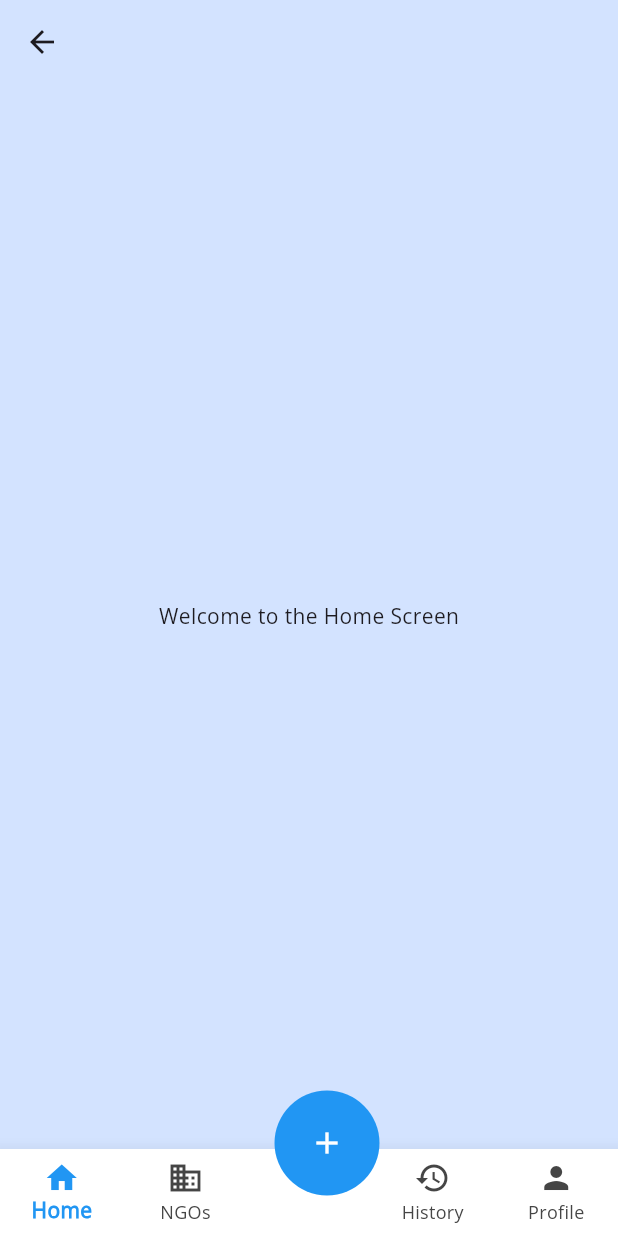
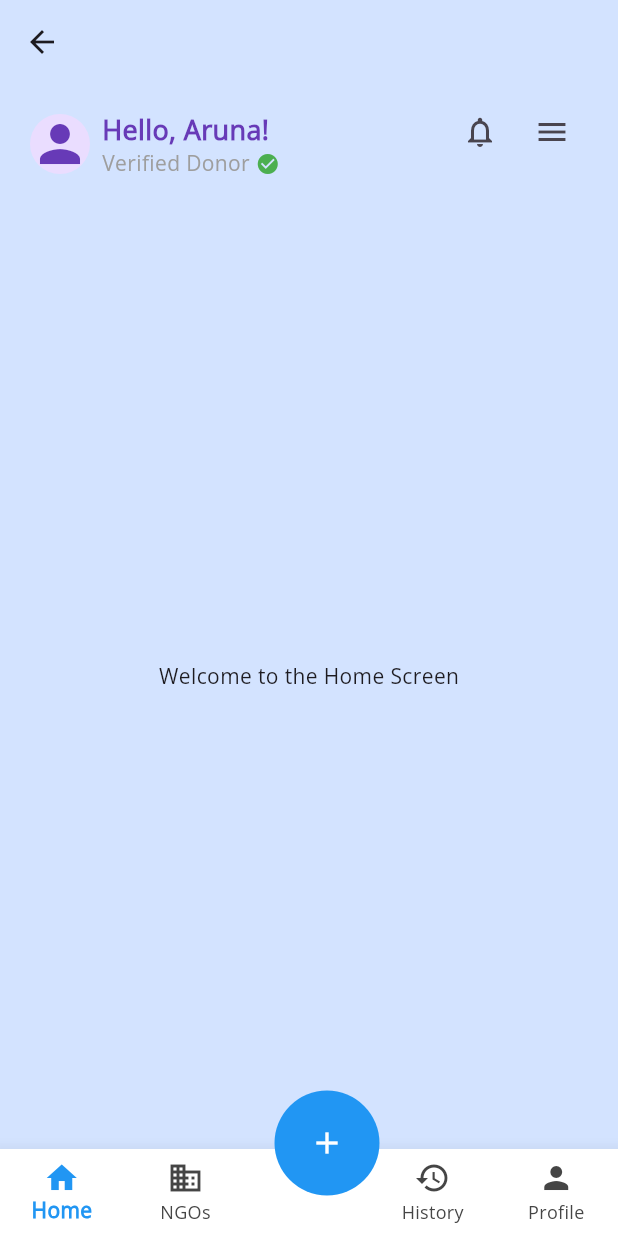
Before and after one commit to arunaguragain/aashwaas, a Flutter app: the DonorHomeScreen screen opened directly, on a phone screen of 412 x 824 dp. Run offline on Flutter 3.47's test engine with Material 3 defaults, Android fonts, the phone set to English and light mode, and no system bars; our stand-ins replace font_awesome_flutter.

Commit message:
Added home_header for donor and volunteer

```diff
--- a/lib/screens/donor_home_screen.dart
+++ b/lib/screens/donor_home_screen.dart
@@ -2,6 +2,7 @@ import 'package:aashwaas/screens/bottom_screen_donor/add_donation_screen.dart';
 import 'package:aashwaas/screens/bottom_screen_donor/history_screen.dart';
 import 'package:aashwaas/screens/bottom_screen_donor/home_screen.dart';
 import 'package:aashwaas/screens/bottom_screen_donor/ngo_screen.dart';
+import 'package:aashwaas/widgets/home_header.dart';
 import 'package:flutter/material.dart';
 
 import 'bottom_screen_donor/profile_screen.dart';
@@ -40,7 +41,18 @@ class _DonorHomeScreenState extends State<DonorHomeScreen> {
               : 'My Profile',
         ),
       ),
-      body: lstBottomScreen[_selectedIndex],
+      body: Column(
+        children: [
+          HomeHeader(
+            userName: 'Aruna',
+            onNotificationPressed: () {},
+            onMenuPressed: () {},
+            isVerified: true,
+            role: 'donor',
+          ),
+          Expanded(child: lstBottomScreen[_selectedIndex]),
+        ],
+      ),
       bottomNavigationBar: Stack(
         clipBehavior: Clip.none,
         children: [
--- a/lib/screens/volunteer_home_screen.dart
+++ b/lib/screens/volunteer_home_screen.dart
@@ -2,6 +2,7 @@ import 'package:aashwaas/screens/bottom_screen_donor/history_screen.dart';
 import 'package:aashwaas/screens/bottom_screen_volunteer/home_screen.dart';
 import 'package:aashwaas/screens/bottom_screen_volunteer/profile_screen.dart';
 import 'package:aashwaas/screens/bottom_screen_volunteer/task_screen.dart';
+import 'package:aashwaas/widgets/home_header.dart';
 import 'package:flutter/material.dart';
 
 class VolunteerHomeScreen extends StatefulWidget {
@@ -24,13 +25,29 @@ class _VolunteerHomeScreenState extends State<VolunteerHomeScreen> {
   @override
   Widget build(BuildContext context) {
     return Scaffold(
-      appBar: AppBar(title: Text(
-        _selectedIndex == 0? ''
-        :_selectedIndex == 1 ? 'My Tasks'
-        :_selectedIndex == 2 ? 'Task History'
-        : 'My Profile'),
+      appBar: AppBar(
+        title: Text(
+          _selectedIndex == 0
+              ? ''
+              : _selectedIndex == 1
+              ? 'My Tasks'
+              : _selectedIndex == 2
+              ? 'Task History'
+              : 'My Profile',
+        ),
       ),
-      body: lstBottomScreen[_selectedIndex],
+      body: Column(
+        children: [
+          HomeHeader(
+            userName: 'Aruna',
+            onNotificationPressed: () {},
+            onMenuPressed: () {},
+            isVerified: true,
+            role: 'volunteer',
+          ),
+          Expanded(child: lstBottomScreen[_selectedIndex]),
+        ],
+      ),
       bottomNavigationBar: BottomNavigationBar(
         type: BottomNavigationBarType.fixed,
         items: const [
--- /dev/null
+++ b/lib/widgets/home_header.dart
@@ -0,0 +1,91 @@
+import 'package:flutter/material.dart';
+
+class HomeHeader extends StatelessWidget {
+  final String userName;
+  final VoidCallback onNotificationPressed;
+  final VoidCallback onMenuPressed;
+  final String? profileImageUrl;
+  final bool isVerified;
+  final String role;
+
+  const HomeHeader({
+    super.key,
+    required this.userName,
+    required this.onNotificationPressed,
+    required this.onMenuPressed,
+    this.profileImageUrl,
+    required this.isVerified,
+    required this.role,
+  });
+
+  @override
+  Widget build(BuildContext context) {
+    return Padding(
+      padding: const EdgeInsets.symmetric(horizontal: 20.0, vertical: 8.0),
+      child: Row(
+        mainAxisAlignment: MainAxisAlignment.spaceBetween,
+        children: [
+          Row(
+            children: [
+              CircleAvatar(
+                radius: 20,
+                backgroundImage: profileImageUrl != null
+                    ? NetworkImage(profileImageUrl!)
+                    : null,
+                child: profileImageUrl == null
+                    ? Icon(Icons.person, size: 40, color: Colors.deepPurple)
+                    : null,
+              ),
+              const SizedBox(width: 8),
+
+              Column(
+                crossAxisAlignment: CrossAxisAlignment.start,
+                children: [
+                  Text(
+                    'Hello, $userName!',
+                    style: TextStyle(
+                      fontSize: 18,
+                      color: Colors.deepPurple,
+                      fontWeight: FontWeight.bold,
+                    ),
+                  ),
+                  if (isVerified)
+                    Row(
+                      children: [
+                        Text(
+                          role == 'donor'
+                              ? 'Verified Donor'
+                              : 'Verified Volunteer',
+                          style: TextStyle(fontSize: 14, color: Colors.grey),
+                        ),
+                        const SizedBox(width: 4),
+                        Icon(Icons.check_circle, color: Colors.green, size: 16),
+                      ],
+                    ),
+                ],
+              ),
+            ],
+          ),
+          Row(
+            children: [
+              Padding(
+                padding: const EdgeInsets.only(bottom: 16.0),
+                child: IconButton(
+                  icon: const Icon(Icons.notifications_outlined),
+                  onPressed: onNotificationPressed,
+                ),
+              ),
+              Padding(
+                padding: const EdgeInsets.only(bottom: 16.0),
+                child: IconButton(
+                  icon: const Icon(Icons.menu),
+                  onPressed: onMenuPressed,
+                ),
+              ),
+            ],
+          ),
+        ],
+      ),
+    );
+  }
+}
```
